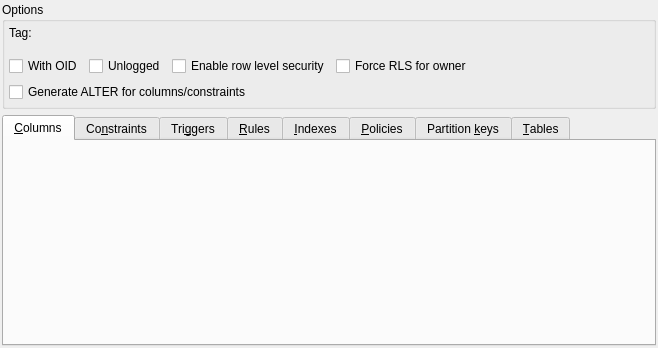
This is libpgmodeler_ui/ui/tablewidget.ui in pgmodeler/pgmodeler as Qt 5 draws it before an edit. The edited form follows.
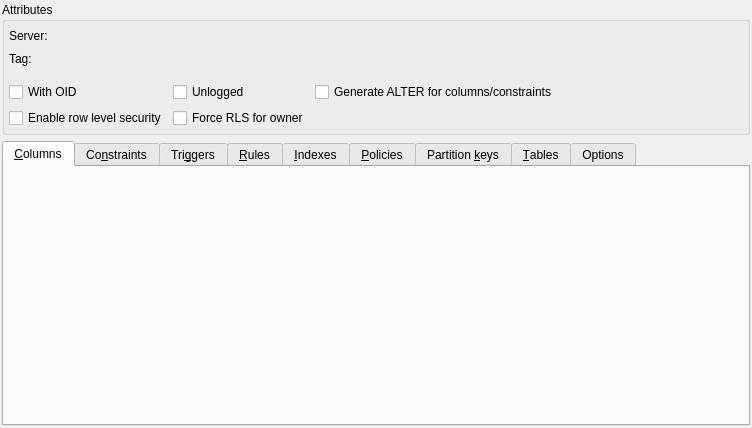
This is the edited form.

```diff
--- a/libpgmodeler_ui/ui/tablewidget.ui
+++ b/libpgmodeler_ui/ui/tablewidget.ui
@@ -6,8 +6,8 @@
    <rect>
     <x>0</x>
     <y>0</y>
-    <width>658</width>
-    <height>348</height>
+    <width>752</width>
+    <height>428</height>
    </rect>
   </property>
   <property name="sizePolicy">
@@ -35,7 +35,7 @@
    <item row="1" column="0" colspan="2">
     <widget class="QGroupBox" name="options_gb">
      <property name="title">
-      <string>Options</string>
+      <string>Attributes</string>
      </property>
      <layout class="QGridLayout" name="gridLayout_2">
       <property name="leftMargin">
@@ -55,8 +55,27 @@
         <property name="topMargin">
          <number>10</number>
         </property>
+        <item row="0" column="1">
+         <widget class="QCheckBox" name="unlogged_chk">
+          <property name="sizePolicy">
+           <sizepolicy hsizetype="Preferred" vsizetype="Fixed">
+            <horstretch>0</horstretch>
+            <verstretch>0</verstretch>
+           </sizepolicy>
+          </property>
+          <property name="text">
+           <string>Unlogged</string>
+          </property>
+         </widget>
+        </item>
         <item row="0" column="0">
          <widget class="QCheckBox" name="with_oids_chk">
+          <property name="sizePolicy">
+           <sizepolicy hsizetype="Preferred" vsizetype="Fixed">
+            <horstretch>0</horstretch>
+            <verstretch>0</verstretch>
+           </sizepolicy>
+          </property>
           <property name="text">
            <string>With OID</string>
           </property>
@@ -65,20 +84,7 @@
           </property>
          </widget>
         </item>
-        <item row="0" column="1">
-         <widget class="QCheckBox" name="unlogged_chk">
-          <property name="sizePolicy">
-           <sizepolicy hsizetype="Fixed" vsizetype="Fixed">
-            <horstretch>0</horstretch>
-            <verstretch>0</verstretch>
-           </sizepolicy>
-          </property>
-          <property name="text">
-           <string>Unlogged</string>
-          </property>
-         </widget>
-        </item>
-        <item row="0" column="2">
+        <item row="1" column="0">
          <widget class="QCheckBox" name="enable_rls_chk">
           <property name="sizePolicy">
            <sizepolicy hsizetype="Preferred" vsizetype="Fixed">
@@ -91,13 +97,26 @@
           </property>
          </widget>
         </item>
-        <item row="0" column="3">
+        <item row="0" column="2">
+         <widget class="QCheckBox" name="gen_alter_cmds_chk">
+          <property name="sizePolicy">
+           <sizepolicy hsizetype="Expanding" vsizetype="Fixed">
+            <horstretch>0</horstretch>
+            <verstretch>0</verstretch>
+           </sizepolicy>
+          </property>
+          <property name="text">
+           <string>Generate ALTER for columns/constraints</string>
+          </property>
+         </widget>
+        </item>
+        <item row="1" column="1">
          <widget class="QCheckBox" name="force_rls_chk">
           <property name="enabled">
            <bool>true</bool>
           </property>
           <property name="sizePolicy">
-           <sizepolicy hsizetype="Expanding" vsizetype="Fixed">
+           <sizepolicy hsizetype="Preferred" vsizetype="Fixed">
             <horstretch>0</horstretch>
             <verstretch>0</verstretch>
            </sizepolicy>
@@ -107,19 +126,6 @@
           </property>
          </widget>
         </item>
-        <item row="1" column="0" colspan="4">
-         <widget class="QCheckBox" name="gen_alter_cmds_chk">
-          <property name="sizePolicy">
-           <sizepolicy hsizetype="Expanding" vsizetype="Fixed">
-            <horstretch>0</horstretch>
-            <verstretch>0</verstretch>
-           </sizepolicy>
-          </property>
-          <property name="text">
-           <string>Generate ALTER for columns/constraints</string>
-          </property>
-         </widget>
-        </item>
        </layout>
       </item>
       <item row="1" column="1">
@@ -144,6 +150,41 @@
         </property>
        </widget>
       </item>
+      <item row="0" column="0">
+       <widget class="QLabel" name="server_lbl">
+        <property name="sizePolicy">
+         <sizepolicy hsizetype="Fixed" vsizetype="Preferred">
+          <horstretch>0</horstretch>
+          <verstretch>0</verstretch>
+         </sizepolicy>
+        </property>
+        <property name="minimumSize">
+         <size>
+          <width>0</width>
+          <height>0</height>
+         </size>
+        </property>
+        <property name="text">
+         <string>Server:</string>
+        </property>
+       </widget>
+      </item>
+      <item row="0" column="1">
+       <widget class="QWidget" name="server_wgt" native="true">
+        <property name="sizePolicy">
+         <sizepolicy hsizetype="Preferred" vsizetype="Fixed">
+          <horstretch>0</horstretch>
+          <verstretch>0</verstretch>
+         </sizepolicy>
+        </property>
+        <property name="minimumSize">
+         <size>
+          <width>0</width>
+          <height>20</height>
+         </size>
+        </property>
+       </widget>
+      </item>
      </layout>
     </widget>
    </item>
@@ -246,6 +287,11 @@
        <string>&amp;Tables</string>
       </attribute>
      </widget>
+     <widget class="QWidget" name="tab_9">
+      <attribute name="title">
+       <string>Options</string>
+      </attribute>
+     </widget>
     </widget>
    </item>
   </layout>
```
Left out of the diff: 2 changed lines with no effect on the pictures.
